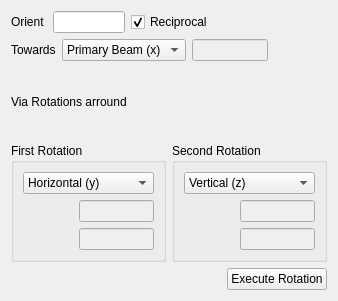
This is Reorient.ui in BackupTheBerlios/clip-svn as Qt 5 draws it before an edit. The edited form follows.
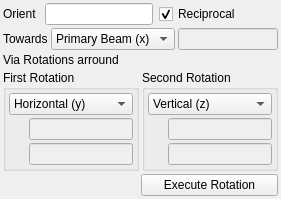
This is the edited form.

The edit to the form file:
```diff
--- a/Reorient.ui
+++ b/Reorient.ui
@@ -5,26 +5,26 @@
    <rect>
     <x>0</x>
     <y>0</y>
-    <width>338</width>
-    <height>301</height>
+    <width>262</width>
+    <height>199</height>
    </rect>
   </property>
   <property name="sizePolicy" >
-   <sizepolicy vsizetype="Preferred" hsizetype="Preferred" >
+   <sizepolicy vsizetype="Maximum" hsizetype="Maximum" >
     <horstretch>0</horstretch>
     <verstretch>0</verstretch>
    </sizepolicy>
   </property>
   <property name="minimumSize" >
    <size>
-    <width>338</width>
-    <height>301</height>
+    <width>0</width>
+    <height>0</height>
    </size>
   </property>
   <property name="maximumSize" >
    <size>
-    <width>338</width>
-    <height>301</height>
+    <width>16777215</width>
+    <height>16777215</height>
    </size>
   </property>
   <property name="windowTitle" >
@@ -34,6 +34,12 @@
    <property name="sizeConstraint" >
     <enum>QLayout::SetMinAndMaxSize</enum>
    </property>
+   <property name="margin" >
+    <number>3</number>
+   </property>
+   <property name="spacing" >
+    <number>3</number>
+   </property>
    <item row="0" column="0" >
     <layout class="QHBoxLayout" name="horizontalLayout" >
      <property name="spacing" >
@@ -52,7 +58,7 @@
      <item>
       <widget class="QLineEdit" name="fromEdit" >
        <property name="sizePolicy" >
-        <sizepolicy vsizetype="Fixed" hsizetype="Preferred" >
+        <sizepolicy vsizetype="Fixed" hsizetype="Expanding" >
          <horstretch>0</horstretch>
          <verstretch>0</verstretch>
         </sizepolicy>
@@ -70,6 +76,12 @@
      </item>
      <item>
       <widget class="QCheckBox" name="RezicheckBox" >
+       <property name="sizePolicy" >
+        <sizepolicy vsizetype="Fixed" hsizetype="Fixed" >
+         <horstretch>0</horstretch>
+         <verstretch>0</verstretch>
+        </sizepolicy>
+       </property>
        <property name="text" >
         <string>Reciprocal</string>
        </property>
@@ -83,9 +95,12 @@
        <property name="orientation" >
         <enum>Qt::Horizontal</enum>
        </property>
+       <property name="sizeType" >
+        <enum>QSizePolicy::Expanding</enum>
+       </property>
        <property name="sizeHint" stdset="0" >
         <size>
-         <width>150</width>
+         <width>0</width>
          <height>20</height>
         </size>
        </property>
@@ -107,6 +122,12 @@
      </item>
      <item>
       <widget class="QComboBox" name="toCombo" >
+       <property name="sizePolicy" >
+        <sizepolicy vsizetype="Fixed" hsizetype="Expanding" >
+         <horstretch>0</horstretch>
+         <verstretch>0</verstretch>
+        </sizepolicy>
+       </property>
        <item>
         <property name="text" >
          <string>Primary Beam (x)</string>
@@ -140,7 +161,7 @@
         <bool>false</bool>
        </property>
        <property name="sizePolicy" >
-        <sizepolicy vsizetype="Fixed" hsizetype="Preferred" >
+        <sizepolicy vsizetype="Fixed" hsizetype="Expanding" >
          <horstretch>0</horstretch>
          <verstretch>0</verstretch>
         </sizepolicy>
@@ -158,9 +179,12 @@
        <property name="orientation" >
         <enum>Qt::Horizontal</enum>
        </property>
+       <property name="sizeType" >
+        <enum>QSizePolicy::Expanding</enum>
+       </property>
        <property name="sizeHint" stdset="0" >
         <size>
-         <width>91</width>
+         <width>0</width>
          <height>20</height>
         </size>
        </property>
@@ -170,6 +194,12 @@
    </item>
    <item row="2" column="0" >
     <widget class="QLabel" name="label_3" >
+     <property name="sizePolicy" >
+      <sizepolicy vsizetype="Fixed" hsizetype="Maximum" >
+       <horstretch>0</horstretch>
+       <verstretch>0</verstretch>
+      </sizepolicy>
+     </property>
      <property name="text" >
       <string>Via Rotations arround</string>
      </property>
@@ -179,12 +209,30 @@
     <layout class="QHBoxLayout" name="horizontalLayout_2" >
      <item>
       <widget class="QGroupBox" name="groupBox" >
+       <property name="sizePolicy" >
+        <sizepolicy vsizetype="Preferred" hsizetype="Expanding" >
+         <horstretch>0</horstretch>
+         <verstretch>0</verstretch>
+        </sizepolicy>
+       </property>
        <property name="title" >
         <string>First Rotation</string>
        </property>
        <layout class="QGridLayout" name="gridLayout_2" >
+        <property name="margin" >
+         <number>3</number>
+        </property>
+        <property name="spacing" >
+         <number>3</number>
+        </property>
         <item row="0" column="0" >
          <widget class="QComboBox" name="axis1Combo" >
+          <property name="sizePolicy" >
+           <sizepolicy vsizetype="Fixed" hsizetype="Expanding" >
+            <horstretch>0</horstretch>
+            <verstretch>0</verstretch>
+           </sizepolicy>
+          </property>
           <property name="currentIndex" >
            <number>1</number>
           </property>
@@ -217,9 +265,12 @@
             <property name="orientation" >
              <enum>Qt::Horizontal</enum>
             </property>
+            <property name="sizeType" >
+             <enum>QSizePolicy::Expanding</enum>
+            </property>
             <property name="sizeHint" stdset="0" >
              <size>
-              <width>90</width>
+              <width>25</width>
               <height>20</height>
              </size>
             </property>
@@ -230,6 +281,12 @@
             <property name="enabled" >
              <bool>false</bool>
             </property>
+            <property name="sizePolicy" >
+             <sizepolicy vsizetype="Fixed" hsizetype="Preferred" >
+              <horstretch>0</horstretch>
+              <verstretch>0</verstretch>
+             </sizepolicy>
+            </property>
             <property name="minimumSize" >
              <size>
               <width>70</width>
@@ -243,6 +300,12 @@
             <property name="enabled" >
              <bool>false</bool>
             </property>
+            <property name="sizePolicy" >
+             <sizepolicy vsizetype="Maximum" hsizetype="Preferred" >
+              <horstretch>0</horstretch>
+              <verstretch>0</verstretch>
+             </sizepolicy>
+            </property>
             <property name="readOnly" >
              <bool>false</bool>
             </property>
@@ -255,10 +318,22 @@
      </item>
      <item>
       <widget class="QGroupBox" name="groupBox_2" >
+       <property name="sizePolicy" >
+        <sizepolicy vsizetype="Preferred" hsizetype="Expanding" >
+         <horstretch>0</horstretch>
+         <verstretch>0</verstretch>
+        </sizepolicy>
+       </property>
        <property name="title" >
         <string>Second Rotation</string>
        </property>
        <layout class="QGridLayout" name="gridLayout_4" >
+        <property name="margin" >
+         <number>3</number>
+        </property>
+        <property name="spacing" >
+         <number>3</number>
+        </property>
         <item row="1" column="0" >
          <layout class="QGridLayout" name="gridLayout_3" >
           <item rowspan="2" row="0" column="0" >
@@ -266,9 +341,12 @@
             <property name="orientation" >
              <enum>Qt::Horizontal</enum>
             </property>
+            <property name="sizeType" >
+             <enum>QSizePolicy::Preferred</enum>
+            </property>
             <property name="sizeHint" stdset="0" >
              <size>
-              <width>90</width>
+              <width>25</width>
               <height>20</height>
              </size>
             </property>
@@ -279,6 +357,12 @@
             <property name="enabled" >
              <bool>false</bool>
             </property>
+            <property name="sizePolicy" >
+             <sizepolicy vsizetype="Fixed" hsizetype="Preferred" >
+              <horstretch>0</horstretch>
+              <verstretch>0</verstretch>
+             </sizepolicy>
+            </property>
            </widget>
           </item>
           <item row="0" column="1" >
@@ -286,6 +370,12 @@
             <property name="enabled" >
              <bool>false</bool>
             </property>
+            <property name="sizePolicy" >
+             <sizepolicy vsizetype="Fixed" hsizetype="Preferred" >
+              <horstretch>0</horstretch>
+              <verstretch>0</verstretch>
+             </sizepolicy>
+            </property>
             <property name="minimumSize" >
              <size>
               <width>70</width>
@@ -298,6 +388,12 @@
         </item>
         <item row="0" column="0" >
          <widget class="QComboBox" name="axis2Combo" >
+          <property name="sizePolicy" >
+           <sizepolicy vsizetype="Fixed" hsizetype="Expanding" >
+            <horstretch>0</horstretch>
+            <verstretch>0</verstretch>
+           </sizepolicy>
+          </property>
           <property name="currentIndex" >
            <number>2</number>
           </property>
@@ -337,7 +433,7 @@
        </property>
        <property name="sizeHint" stdset="0" >
         <size>
-         <width>40</width>
+         <width>0</width>
          <height>20</height>
         </size>
        </property>
@@ -345,6 +441,12 @@
      </item>
      <item>
       <widget class="QPushButton" name="doRatation" >
+       <property name="sizePolicy" >
+        <sizepolicy vsizetype="Fixed" hsizetype="Expanding" >
+         <horstretch>0</horstretch>
+         <verstretch>0</verstretch>
+        </sizepolicy>
+       </property>
        <property name="text" >
         <string>Execute Rotation</string>
        </property>
```
Left out of the diff: 40 changed lines with no effect on the pictures.
